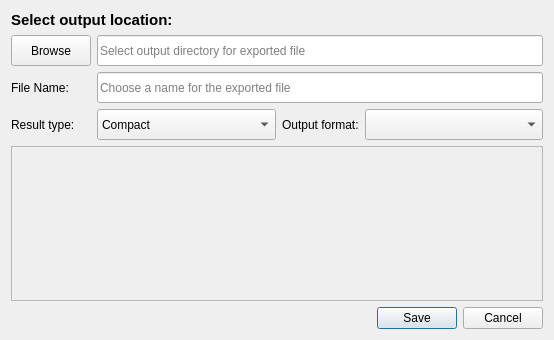
Old version of the form signal_editor/ui/dialog_export_result.ui in the repository fred-kr/signal-editor-v2.
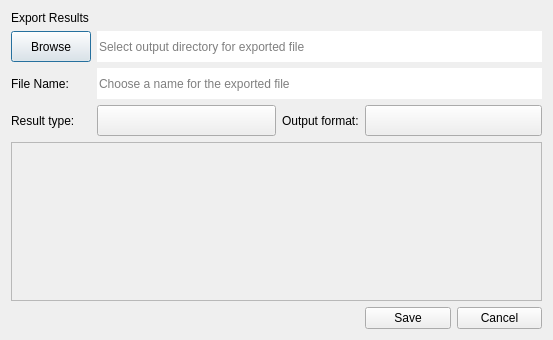
New version of the form. Icons and pictures are not drawn. Custom widgets are drawn as their Qt base class.

Commit message: Remove unused code; update dialogs to use fluent widgets; more clean up

Patch:
```diff
--- a/signal_editor/ui/dialog_export_result.ui
+++ b/signal_editor/ui/dialog_export_result.ui
@@ -6,7 +6,7 @@
    <rect>
     <x>0</x>
     <y>0</y>
-    <width>554</width>
+    <width>553</width>
     <height>340</height>
    </rect>
   </property>
@@ -14,13 +14,48 @@
    <string>Dialog</string>
   </property>
   <layout class="QGridLayout" name="gridLayout">
-   <item row="1" column="1" colspan="3">
-    <widget class="QLineEdit" name="line_edit_output_dir">
+   <item row="0" column="0" colspan="6">
+    <widget class="SubtitleLabel" name="label_5">
+     <property name="sizePolicy">
+      <sizepolicy hsizetype="Preferred" vsizetype="Fixed">
+       <horstretch>0</horstretch>
+       <verstretch>0</verstretch>
+      </sizepolicy>
+     </property>
+     <property name="text">
+      <string>Export Results</string>
+     </property>
+    </widget>
+   </item>
+   <item row="1" column="0">
+    <widget class="PushButton" name="btn_browse_output_dir">
+     <property name="sizePolicy">
+      <sizepolicy hsizetype="Preferred" vsizetype="Fixed">
+       <horstretch>0</horstretch>
+       <verstretch>0</verstretch>
+      </sizepolicy>
+     </property>
      <property name="minimumSize">
       <size>
        <width>0</width>
        <height>31</height>
       </size>
+     </property>
+     <property name="text">
+      <string>Browse</string>
+     </property>
+    </widget>
+   </item>
+   <item row="1" column="1" colspan="5">
+    <widget class="LineEdit" name="line_edit_output_dir">
+     <property name="minimumSize">
+      <size>
+       <width>0</width>
+       <height>31</height>
+      </size>
+     </property>
+     <property name="frame">
+      <bool>false</bool>
      </property>
      <property name="placeholderText">
       <string>Select output directory for exported file</string>
@@ -30,27 +65,36 @@
      </property>
     </widget>
    </item>
-   <item row="0" column="0" colspan="2">
-    <widget class="QLabel" name="label">
+   <item row="2" column="0">
+    <widget class="BodyLabel" name="label_4">
      <property name="sizePolicy">
-      <sizepolicy hsizetype="Preferred" vsizetype="Fixed">
+      <sizepolicy hsizetype="Fixed" vsizetype="Preferred">
        <horstretch>0</horstretch>
        <verstretch>0</verstretch>
       </sizepolicy>
      </property>
      <property name="text">
-      <string>&lt;html&gt;&lt;head/&gt;&lt;body&gt;&lt;p&gt;&lt;span style=&quot; font-size:11pt; font-weight:700;&quot;&gt;Select output location:&lt;/span&gt;&lt;/p&gt;&lt;/body&gt;&lt;/html&gt;</string>
+      <string>File Name:</string>
      </property>
     </widget>
    </item>
-   <item row="3" column="3">
-    <widget class="QEnumComboBox" name="enum_combo_export_format">
+   <item row="2" column="1" colspan="5">
+    <widget class="LineEdit" name="line_edit_output_file_name">
      <property name="minimumSize">
       <size>
        <width>0</width>
        <height>31</height>
       </size>
      </property>
+     <property name="frame">
+      <bool>false</bool>
+     </property>
+     <property name="placeholderText">
+      <string>Choose a name for the exported file</string>
+     </property>
+     <property name="clearButtonEnabled">
+      <bool>true</bool>
+     </property>
     </widget>
    </item>
    <item row="3" column="0">
@@ -72,66 +116,8 @@
      </property>
     </widget>
    </item>
-   <item row="3" column="2">
-    <widget class="QLabel" name="label_3">
-     <property name="sizePolicy">
-      <sizepolicy hsizetype="Fixed" vsizetype="Preferred">
-       <horstretch>0</horstretch>
-       <verstretch>0</verstretch>
-      </sizepolicy>
-     </property>
-     <property name="minimumSize">
-      <size>
-       <width>0</width>
-       <height>31</height>
-      </size>
-     </property>
-     <property name="text">
-      <string>Output format:</string>
-     </property>
-    </widget>
-   </item>
-   <item row="3" column="1">
-    <widget class="QComboBox" name="combo_box_result_type">
-     <property name="minimumSize">
-      <size>
-       <width>0</width>
-       <height>31</height>
-      </size>
-     </property>
-     <item>
-      <property name="text">
-       <string>Compact</string>
-      </property>
-     </item>
-     <item>
-      <property name="text">
-       <string>Detailed</string>
-      </property>
-     </item>
-    </widget>
-   </item>
-   <item row="1" column="0">
-    <widget class="QPushButton" name="btn_browse_output_dir">
-     <property name="sizePolicy">
-      <sizepolicy hsizetype="Preferred" vsizetype="Fixed">
-       <horstretch>0</horstretch>
-       <verstretch>0</verstretch>
-      </sizepolicy>
-     </property>
-     <property name="minimumSize">
-      <size>
-       <width>0</width>
-       <height>31</height>
-      </size>
-     </property>
-     <property name="text">
-      <string>Browse</string>
-     </property>
-    </widget>
-   </item>
-   <item row="4" column="0" colspan="4">
-    <widget class="QCollapsible" name="collapsible_extra_metadata">
+   <item row="4" column="0" colspan="6">
+    <widget class="CollapsibleFrame" name="collapsible_extra_metadata">
      <property name="frameShape">
       <enum>QFrame::Shape::StyledPanel</enum>
      </property>
@@ -140,48 +126,75 @@
      </property>
     </widget>
    </item>
-   <item row="2" column="0">
-    <widget class="QLabel" name="label_4">
-     <property name="sizePolicy">
-      <sizepolicy hsizetype="Fixed" vsizetype="Preferred">
-       <horstretch>0</horstretch>
-       <verstretch>0</verstretch>
-      </sizepolicy>
-     </property>
-     <property name="minimumSize">
-      <size>
-       <width>0</width>
-       <height>31</height>
-      </size>
-     </property>
-     <property name="text">
-      <string>File Name:</string>
-     </property>
-    </widget>
-   </item>
-   <item row="2" column="1" colspan="3">
-    <widget class="QLineEdit" name="line_edit_output_file_name">
-     <property name="minimumSize">
-      <size>
-       <width>0</width>
-       <height>31</height>
-      </size>
-     </property>
-     <property name="placeholderText">
-      <string>Choose a name for the exported file</string>
-     </property>
-     <property name="clearButtonEnabled">
-      <bool>true</bool>
-     </property>
-    </widget>
-   </item>
    <item row="5" column="0" colspan="4">
-    <widget class="QDialogButtonBox" name="buttonBox">
-     <property name="standardButtons">
-      <set>QDialogButtonBox::StandardButton::Cancel|QDialogButtonBox::StandardButton::Save</set>
+    <spacer name="horizontalSpacer">
+     <property name="orientation">
+      <enum>Qt::Orientation::Horizontal</enum>
      </property>
-     <property name="centerButtons">
-      <bool>false</bool>
+     <property name="sizeHint" stdset="0">
+      <size>
+       <width>348</width>
+       <height>20</height>
+      </size>
+     </property>
+    </spacer>
+   </item>
+   <item row="5" column="4">
+    <widget class="PushButton" name="btn_accept">
+     <property name="text">
+      <string>Save</string>
+     </property>
+    </widget>
+   </item>
+   <item row="5" column="5">
+    <widget class="PushButton" name="btn_reject">
+     <property name="text">
+      <string>Cancel</string>
+     </property>
+    </widget>
+   </item>
+   <item row="3" column="4" colspan="2">
+    <widget class="ComboBox" name="combo_box_export_format">
+     <property name="minimumSize">
+      <size>
+       <width>0</width>
+       <height>31</height>
+      </size>
+     </property>
+     <property name="text">
+      <string/>
+     </property>
+    </widget>
+   </item>
+   <item row="3" column="3">
+    <widget class="BodyLabel" name="label_3">
+     <property name="sizePolicy">
+      <sizepolicy hsizetype="Fixed" vsizetype="Preferred">
+       <horstretch>0</horstretch>
+       <verstretch>0</verstretch>
+      </sizepolicy>
+     </property>
+     <property name="minimumSize">
+      <size>
+       <width>0</width>
+       <height>31</height>
+      </size>
+     </property>
+     <property name="text">
+      <string>Output format:</string>
+     </property>
+    </widget>
+   </item>
+   <item row="3" column="1" colspan="2">
+    <widget class="ComboBox" name="combo_box_result_type">
+     <property name="minimumSize">
+      <size>
+       <width>0</width>
+       <height>31</height>
+      </size>
+     </property>
+     <property name="text">
+      <string/>
      </property>
     </widget>
    </item>
@@ -189,16 +202,36 @@
  </widget>
  <customwidgets>
   <customwidget>
-   <class>QEnumComboBox</class>
-   <extends>QComboBox</extends>
-   <header>superqt</header>
-  </customwidget>
-  <customwidget>
-   <class>QCollapsible</class>
+   <class>CollapsibleFrame</class>
    <extends>QFrame</extends>
    <header>superqt</header>
    <container>1</container>
   </customwidget>
+  <customwidget>
+   <class>LineEdit</class>
+   <extends>QLineEdit</extends>
+   <header>qfluentwidgets</header>
+  </customwidget>
+  <customwidget>
+   <class>ComboBox</class>
+   <extends>QPushButton</extends>
+   <header>qfluentwidgets</header>
+  </customwidget>
+  <customwidget>
+   <class>BodyLabel</class>
+   <extends>QLabel</extends>
+   <header>qfluentwidgets</header>
+  </customwidget>
+  <customwidget>
+   <class>PushButton</class>
+   <extends>QPushButton</extends>
+   <header>qfluentwidgets</header>
+  </customwidget>
+  <customwidget>
+   <class>SubtitleLabel</class>
+   <extends>QLabel</extends>
+   <header>qfluentwidgets</header>
+  </customwidget>
  </customwidgets>
  <resources/>
  <connections>
```
Left out of the diff: 55 changed lines with no effect on the pictures. The commit also changes 28 other files.
